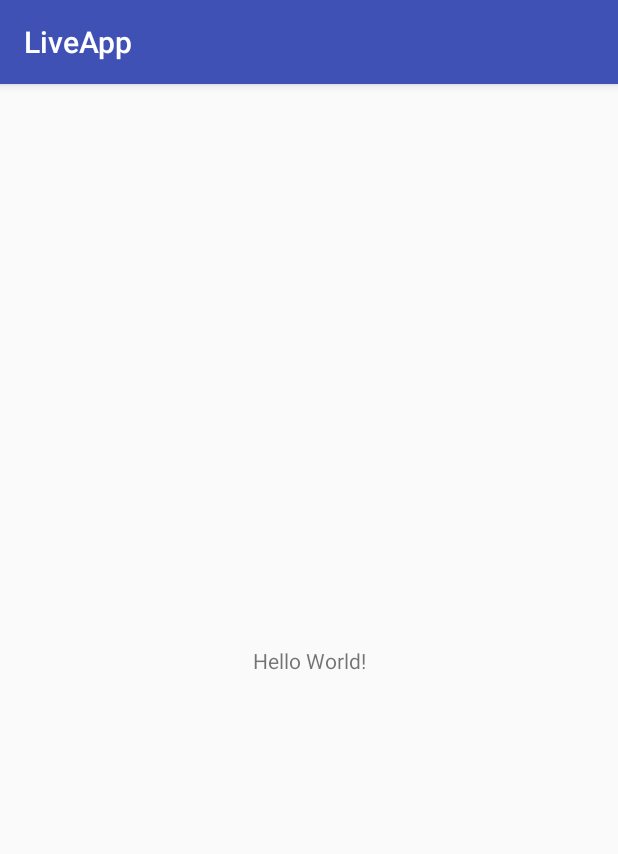
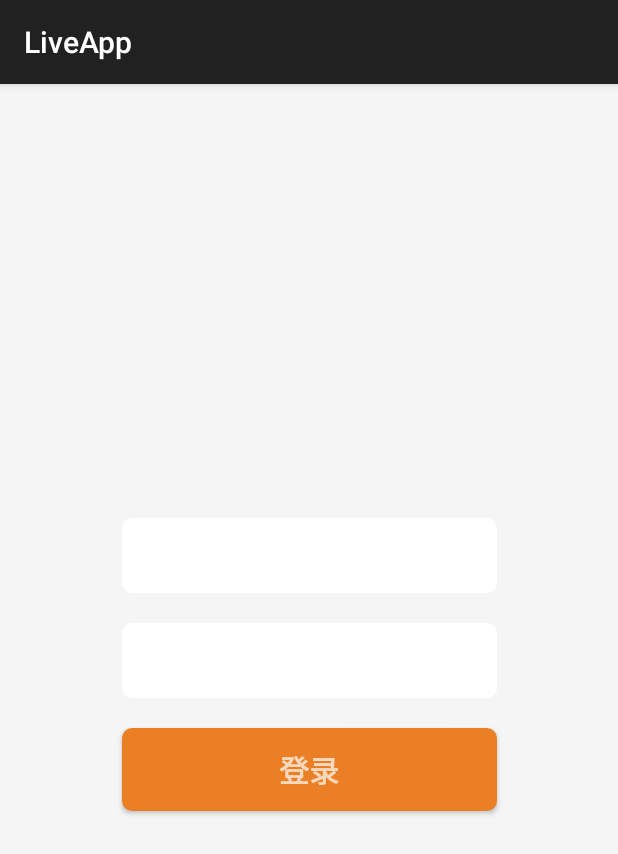
Before and after one commit to zjjjia/LiveApp, an Android app: the screen it shows after launch (MainActivity before the commit, LoginActivity after it), on a phone screen of 412 x 824 dp. Shown: the top 854 px of the screen. Run offline under Robolectric (Android 15) with nearby library versions, the phone set to English and light mode, and no system bars.

Commit message:
feature(登录）：创建登录界面

```diff
--- a/app/build.gradle
+++ b/app/build.gradle
@@ -20,7 +20,7 @@ android {
 
 dependencies {
     implementation fileTree(dir: 'libs', include: ['*.jar'])
-    implementation 'com.android.support:appcompat-v7:26.1.0'
+    implementation 'com.android.support:appcompat-v7:27.1.1'
     implementation 'com.android.support.constraint:constraint-layout:1.1.3'
     testImplementation 'junit:junit:4.12'
     androidTestImplementation 'com.android.support.test:runner:1.0.2'
--- a/app/src/main/AndroidManifest.xml
+++ b/app/src/main/AndroidManifest.xml
@@ -8,8 +8,8 @@
         android:label="@string/app_name"
         android:roundIcon="@mipmap/ic_launcher_round"
         android:supportsRtl="true"
-        android:theme="@style/AppTheme">
-        <activity android:name=".MainActivity">
+        android:theme="@style/Theme.AppCompat">
+        <activity android:name=".LoginActivity">
             <intent-filter>
                 <action android:name="android.intent.action.MAIN" />
 
--- /dev/null
+++ b/app/src/main/java/com/example/jiabo/liveapp/LoginActivity.java
@@ -0,0 +1,45 @@
+package com.example.jiabo.liveapp;
+
+/**
+ * Created by jiabo
+ * Data : 2019/3/12
+ * Description : 登录页面的activity
+ * Modify by
+ */
+
+import android.support.v7.app.AppCompatActivity;
+import android.os.Bundle;
+import android.view.View;
+import android.widget.Button;
+import android.widget.EditText;
+
+public class LoginActivity extends AppCompatActivity {
+
+    private EditText userNameEdit;
+    private EditText userPasswordEdit;
+    private Button loginInBtn;
+
+    @Override
+    protected void onCreate(Bundle savedInstanceState) {
+        super.onCreate(savedInstanceState);
+        setContentView(R.layout.activity_main);
+
+        initView();
+    }
+
+    private void initView(){
+        userNameEdit = findViewById(R.id.login_username_input);
+        userPasswordEdit = findViewById(R.id.login_password_input);
+        loginInBtn = findViewById(R.id.login_in_btn);
+
+        loginInBtn.setOnClickListener(new View.OnClickListener() {
+            @Override
+            public void onClick(View v) {
+                String userNameStr = userNameEdit.getText().toString();
+                String userPasswordStr = userPasswordEdit.getText().toString();
+
+                //登录的操作
+            }
+        });
+    }
+}
--- a/app/src/main/java/com/example/jiabo/liveapp/MainActivity.java
+++ /dev/null
@@ -1,13 +0,0 @@
-package com.example.jiabo.liveapp;
-
-import android.support.v7.app.AppCompatActivity;
-import android.os.Bundle;
-
-public class MainActivity extends AppCompatActivity {
-
-    @Override
-    protected void onCreate(Bundle savedInstanceState) {
-        super.onCreate(savedInstanceState);
-        setContentView(R.layout.activity_main);
-    }
-}
--- /dev/null
+++ b/app/src/main/res/drawable/shape_btn_background_frame.xml
@@ -0,0 +1,19 @@
+<!-- 形状 -->
+<shape xmlns:android="http://schemas.android.com/apk/res/android"
+    android:shape="rectangle" >
+
+    <solid android:color="#ea7f25" />
+    <!-- 边框 -->
+    <stroke
+        android:width="1dip"
+        android:color="#ea7f25" />
+    <!-- 内填充颜色 -->
+    <padding
+        android:bottom="10dp"
+        android:left="10dp"
+        android:right="10dp"
+        android:top="10dp" />
+    <!-- 圆角 -->
+    <corners android:radius="6dp" />
+
+</shape>
--- /dev/null
+++ b/app/src/main/res/drawable/shape_input_wihte_frame.xml
@@ -0,0 +1,19 @@
+<!-- 形状 -->
+<shape xmlns:android="http://schemas.android.com/apk/res/android"
+    android:shape="rectangle" >
+
+    <solid android:color="#ffffff" />
+    <!-- 边框 -->
+    <stroke
+        android:width="1dip"
+        android:color="#ffffff" />
+    <!-- 内填充颜色 -->
+    <padding
+        android:bottom="10dp"
+        android:left="10dp"
+        android:right="10dp"
+        android:top="10dp" />
+    <!-- 圆角 -->
+    <corners android:radius="6dp" />
+
+</shape>
--- a/app/src/main/res/layout/activity_main.xml
+++ b/app/src/main/res/layout/activity_main.xml
@@ -1,18 +1,47 @@
 <?xml version="1.0" encoding="utf-8"?>
-<android.support.constraint.ConstraintLayout xmlns:android="http://schemas.android.com/apk/res/android"
+<android.support.constraint.ConstraintLayout
+    xmlns:android="http://schemas.android.com/apk/res/android"
     xmlns:app="http://schemas.android.com/apk/res-auto"
     xmlns:tools="http://schemas.android.com/tools"
     android:layout_width="match_parent"
     android:layout_height="match_parent"
-    tools:context="com.example.jiabo.liveapp.MainActivity">
+    tools:context="com.example.jiabo.liveapp.LoginActivity"
+    android:background="#f5f5f5">
 
-    <TextView
-        android:layout_width="wrap_content"
-        android:layout_height="wrap_content"
-        android:text="Hello World!"
+    <EditText
+        android:id="@+id/login_password_input"
+        android:layout_width="250dp"
+        android:layout_height="50dp"
+        android:background="@drawable/shape_input_wihte_frame"
         app:layout_constraintBottom_toBottomOf="parent"
-        app:layout_constraintLeft_toLeftOf="parent"
-        app:layout_constraintRight_toRightOf="parent"
-        app:layout_constraintTop_toTopOf="parent" />
+        app:layout_constraintTop_toTopOf="parent"
+        app:layout_constraintEnd_toEndOf="parent"
+        app:layout_constraintStart_toStartOf="parent"
+        android:hint="@string/input_password"/>
+
+    <EditText
+        android:id="@+id/login_username_input"
+        android:layout_width="250dp"
+        android:layout_height="50dp"
+        android:layout_marginBottom="20dp"
+        android:background="@drawable/shape_input_wihte_frame"
+        app:layout_constraintBottom_toTopOf="@id/login_password_input"
+        app:layout_constraintEnd_toEndOf="parent"
+        app:layout_constraintStart_toStartOf="parent"
+        android:hint="@string/input_username"/>
+
+    <Button
+        android:id="@+id/login_in_btn"
+        android:layout_width="250dp"
+        android:layout_height="55dp"
+        android:layout_marginTop="20dp"
+        android:background="@drawable/shape_btn_background_frame"
+        app:layout_constraintTop_toBottomOf="@id/login_password_input"
+        app:layout_constraintEnd_toEndOf="parent"
+        app:layout_constraintStart_toStartOf="parent"
+        android:hint="@string/login_in"
+        android:textColor="#000"
+        android:textSize="20sp"
+        android:textStyle="bold"/>
 
 </android.support.constraint.ConstraintLayout>
--- a/app/src/main/res/values/strings.xml
+++ b/app/src/main/res/values/strings.xml
@@ -1,3 +1,6 @@
 <resources>
     <string name="app_name">LiveApp</string>
+    <string name="input_username">请输入用户名</string>
+    <string name="input_password">请输入密码</string>
+    <string name="login_in">登录</string>
 </resources>
```
